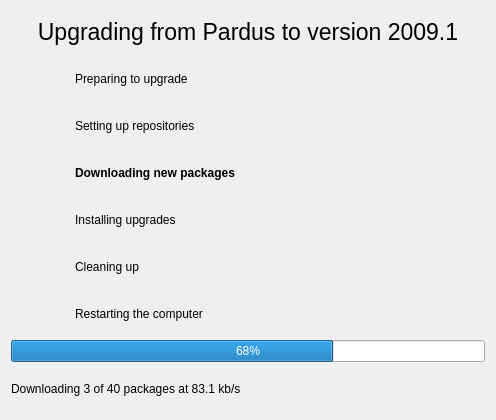
Above: kde4/dist-upgrade-manager/ui/maindialog.ui from pars-linux/uludag before the change. Below: the same form after it.
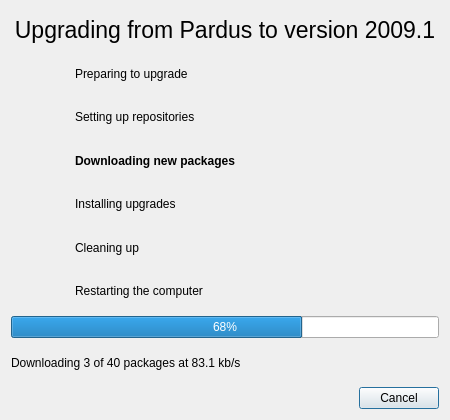
That is the form after the change. Icons and pictures are not drawn.

Commit message: name widget objects add cancel button

Patch:
```diff
--- a/kde4/dist-upgrade-manager/ui/maindialog.ui
+++ b/kde4/dist-upgrade-manager/ui/maindialog.ui
@@ -6,7 +6,7 @@
    <rect>
     <x>0</x>
     <y>0</y>
-    <width>496</width>
+    <width>450</width>
     <height>420</height>
    </rect>
   </property>
@@ -375,6 +375,30 @@
      </property>
     </widget>
    </item>
+   <item row="9" column="0">
+    <layout class="QHBoxLayout" name="horizontalLayout_7">
+     <item>
+      <spacer name="horizontalSpacer_7">
+       <property name="orientation">
+        <enum>Qt::Horizontal</enum>
+       </property>
+       <property name="sizeHint" stdset="0">
+        <size>
+         <width>40</width>
+         <height>20</height>
+        </size>
+       </property>
+      </spacer>
+     </item>
+     <item>
+      <widget class="QPushButton" name="cancelButton">
+       <property name="text">
+        <string>Cancel</string>
+       </property>
+      </widget>
+     </item>
+    </layout>
+   </item>
   </layout>
  </widget>
  <resources>
```
Left out of the diff: 26 changed lines with no effect on the pictures.
